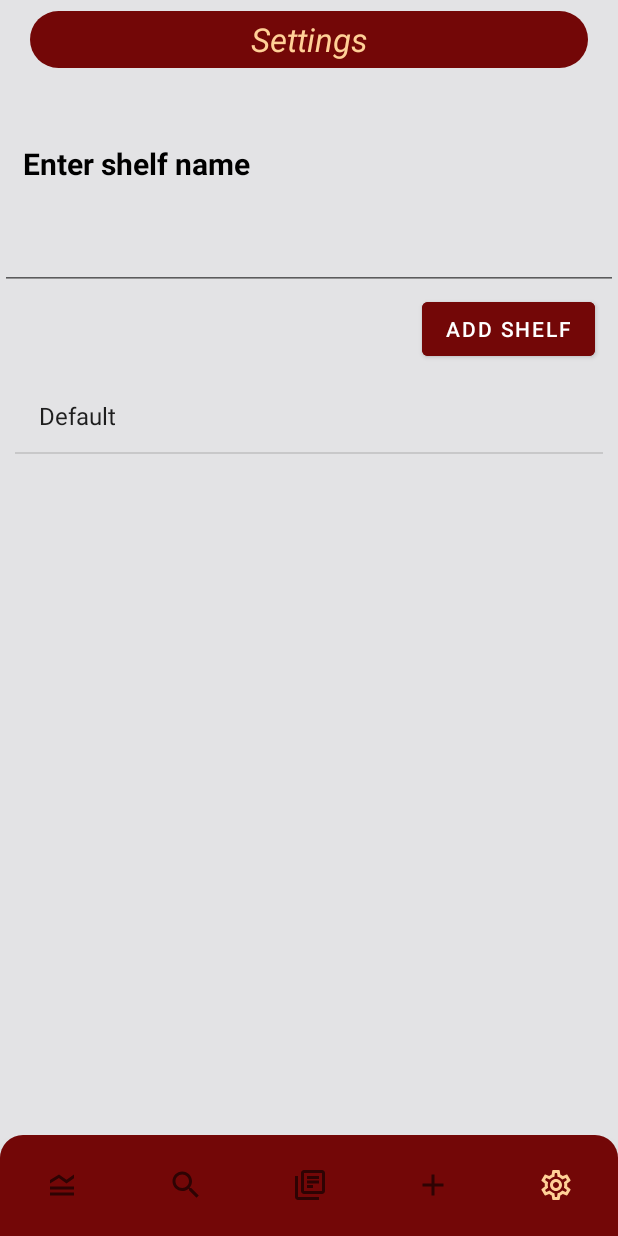
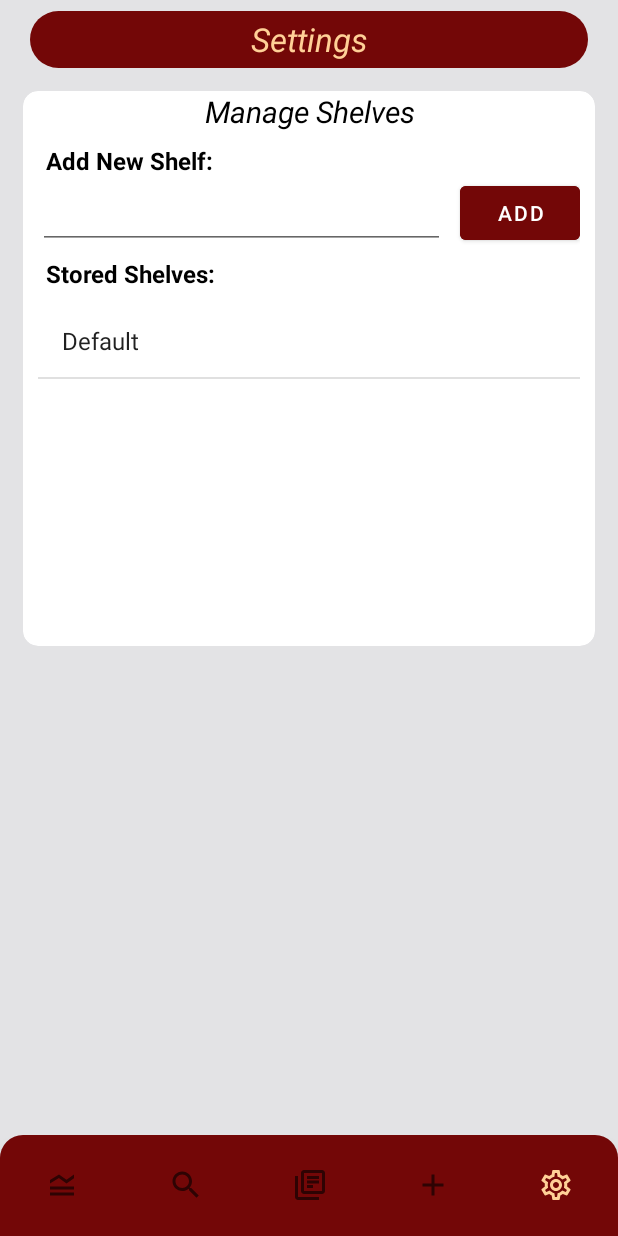
Before and after one commit to vp-98/Book-Keeper, an Android app: the screen it shows after launch (MainActivity), item 5 of the bottom bar chosen, on a phone screen of 412 x 824 dp. Run offline under Robolectric (Android 15) with nearby library versions, the phone set to English and light mode, and no system bars.

Commit message:
Cleaned up settings fragment

```diff
--- a/app/src/main/java/com/vrajpatel/book_keeper/FragSettings.java
+++ b/app/src/main/java/com/vrajpatel/book_keeper/FragSettings.java
@@ -44,7 +44,7 @@ public class FragSettings extends Fragment {
 
     private EditText shelfName;
     private Button addShelfBTN;
-    private ListView shelfs;
+    private ListView shelves;
     private ArrayList<String> shelfNames;
     private ArrayAdapter<String> arrayAdapter;
 
@@ -55,40 +55,45 @@ public class FragSettings extends Fragment {
 
         shelfName = view.findViewById(R.id.settings_shelf_et);
         addShelfBTN = view.findViewById(R.id.settings_add_btn);
-        shelfs = view.findViewById(R.id.settings_shelf_names_lv);
+        shelves = view.findViewById(R.id.settings_shelf_names_lv);
 
         shelfNames = new ArrayList<String>();
         shelfNames.addAll(loadShelfNames());
 
         arrayAdapter = new ArrayAdapter<String>(getContext(),
                 android.R.layout.simple_list_item_1, shelfNames);
-        shelfs.setAdapter(arrayAdapter);
+        shelves.setAdapter(arrayAdapter);
 
         addShelfBTN.setOnClickListener(new View.OnClickListener() {
             @Override
             public void onClick(View view) {
                 if (shelfName.getText().toString().length() != 0) {
-                    saveShelfName(shelfName.getText().toString());
+                    String newName = shelfName.getText().toString();
+                    if (!shelfNames.contains(newName)) {
+                        shelfNames.add(shelfName.getText().toString());
+                        saveShelfName(shelfName.getText().toString());
+                    }
                 } else {
                     Toast.makeText(getContext(), "Must add shelf name!", Toast.LENGTH_LONG).show();
                 }
+                arrayAdapter.notifyDataSetChanged();
             }
         });
 
         // remove temporarily
-        shelfs.setOnItemClickListener(new AdapterView.OnItemClickListener() {
+        shelves.setOnItemClickListener(new AdapterView.OnItemClickListener() {
             @Override
             public void onItemClick(AdapterView<?> adapterView, View view, int i, long l) {
+                String message = "Removed: ";
                 if (adapterView.getItemAtPosition(i).toString() != "Default") {
+                    message += shelfNames.get(i).toString();
                     shelfNames.remove(i);
                     arrayAdapter.notifyDataSetChanged();
                     saveShelfName(null);
-                } else {
-                    Toast.makeText(getContext(), "Cannot remove 'Default' shelf", Toast.LENGTH_SHORT).show();
-                }
+                } else { message = "Cannot remove 'Default' shelf";}
+                Toast.makeText(getContext(), message, Toast.LENGTH_SHORT).show();
             }
         });
-
         return view;
     }
 
--- a/app/src/main/res/layout/frag_search_layout.xml
+++ b/app/src/main/res/layout/frag_search_layout.xml
@@ -22,8 +22,7 @@
             android:layout_width="match_parent"
             android:layout_height="40dp"
             android:layout_weight="100"
-            android:queryBackground="@android:color/transparent"
-            />
+            android:queryBackground="@android:color/transparent"/>
 
         <ImageView
             android:id="@+id/filter_icon"
@@ -36,16 +35,11 @@
             android:src="@drawable/icon_filter" />
     </LinearLayout>
 
-    <View
-        android:id="@+id/view_below_bar"
-        android:layout_width="match_parent"
-        android:layout_height="15dp"
-        android:layout_below="@id/linear_layout_searchbar"/>
-
     <androidx.recyclerview.widget.RecyclerView
+        android:layout_marginTop="15dp"
         android:id="@+id/search_results"
         android:layout_width="match_parent"
         android:layout_height="match_parent"
-        android:layout_below="@id/view_below_bar"/>
+        android:layout_below="@id/linear_layout_searchbar"/>
 
 </RelativeLayout>
--- a/app/src/main/res/layout/frag_settings_layout.xml
+++ b/app/src/main/res/layout/frag_settings_layout.xml
@@ -2,6 +2,7 @@
 <RelativeLayout xmlns:android="http://schemas.android.com/apk/res/android"
     android:layout_width="match_parent"
     android:layout_height="match_parent"
+    xmlns:app="http://schemas.android.com/apk/res-auto"
     android:background="@color/generic_background">
 
     <RelativeLayout
@@ -27,41 +28,90 @@
 
 
     </RelativeLayout>
+
+    <androidx.cardview.widget.CardView
+        android:layout_margin="15dp"
+        android:id="@+id/appstats_topCardView"
+        android:layout_width="match_parent"
+        android:layout_height="wrap_content"
+        app:cardCornerRadius="10dp"
+        android:layout_below="@id/settings_title">
+
         <TextView
-        android:layout_marginTop="50dp"
-        android:layout_marginLeft="15dp"
+            android:id="@+id/settings_manage_shelves_tv"
+            android:layout_width="match_parent"
+            android:layout_height="wrap_content"
+            android:textColor="@color/black"
+            android:textSize="20sp"
+            android:textStyle="italic"
+            android:textAlignment="center"
+            android:text="@string/settings_shelf_card"/>
+
+        <RelativeLayout
+            android:layout_width="match_parent"
+            android:layout_height="350dp"
+            android:layout_marginTop="20dp"
+            android:layout_below="@id/settings_title">
+
+            <TextView
                 android:id="@+id/settings_shelf_tv"
                 android:layout_width="match_parent"
                 android:layout_height="wrap_content"
-        android:layout_below="@id/settings_title"
+                android:layout_marginLeft="15dp"
+                android:layout_marginTop="15dp"
                 android:text="@string/settings_shelf_tv"
-        android:textStyle="bold"
                 android:textColor="@color/black"
-        android:textSize="20sp"/>
-    <EditText
-        android:padding="15dp"
-        android:id="@+id/settings_shelf_et"
-        android:layout_marginTop="15dp"
+                android:textSize="16sp"
+                android:textStyle="bold" />
+
+            <LinearLayout
+                android:id="@+id/shelf_add_ll"
                 android:layout_width="match_parent"
                 android:layout_height="wrap_content"
-        android:layout_below="@id/settings_shelf_tv" />
+                android:orientation="horizontal"
+                android:layout_below="@+id/settings_shelf_tv"
+                android:paddingLeft="10dp"
+                android:paddingRight="10dp"
+                android:weightSum="100">
+
+                <EditText
+                    android:id="@+id/settings_shelf_et"
+                    android:layout_width="match_parent"
+                    android:layout_height="match_parent"
+                    android:layout_below="@id/settings_shelf_tv"
+                    android:layout_weight="25"/>
 
                 <Button
                     android:id="@+id/settings_add_btn"
-        android:layout_width="wrap_content"
-        android:layout_height="wrap_content"
-        android:layout_below="@+id/settings_shelf_et"
-        android:layout_alignParentEnd="true"
-        android:layout_marginRight="15dp"
-        android:layout_marginTop="2dp"
+                    android:layout_width="match_parent"
+                    android:layout_height="match_parent"
+                    android:layout_weight="75"
+                    android:layout_marginLeft="10dp"
                     android:backgroundTint="@color/primary"
                     android:text="@string/settings_submit_btn" />
+            </LinearLayout>
+
+            <TextView
+                android:id="@+id/current_shelves_tv"
+                android:layout_width="match_parent"
+                android:layout_height="wrap_content"
+                android:layout_below="@+id/shelf_add_ll"
+                android:layout_marginLeft="15dp"
+                android:layout_marginTop="5dp"
+                android:text="@string/settings_stored_tv"
+                android:textColor="@color/black"
+                android:textSize="16sp"
+                android:textStyle="bold" />
 
             <ListView
                 android:id="@+id/settings_shelf_names_lv"
-        android:layout_below="@id/settings_add_btn"
                 android:layout_width="match_parent"
                 android:layout_height="match_parent"
-        android:padding="10dp"/>
+                android:layout_below="@id/current_shelves_tv"
+                android:layout_margin="10dp" />
 
         </RelativeLayout>
+
+    </androidx.cardview.widget.CardView>
+
+</RelativeLayout>
--- a/app/src/main/res/values/strings.xml
+++ b/app/src/main/res/values/strings.xml
@@ -50,8 +50,10 @@
 
     <!-- Strings For bookView Fragment layout and class -->
     <string name="settings_title_string">Settings</string>
-    <string name="settings_shelf_tv">Enter shelf name</string>
-    <string name="settings_submit_btn">Add Shelf</string>
+    <string name="settings_shelf_card">Manage Shelves</string>
+    <string name="settings_shelf_tv">Add New Shelf:</string>
+    <string name="settings_submit_btn">Add</string>
+    <string name="settings_stored_tv">Stored Shelves:</string>
 
     <!-- Strings For appStats Fragment layout and class -->
     <string name="appstats_title">App Stats</string>
```
Lines whose indentation alone changed are shown as unchanged.
